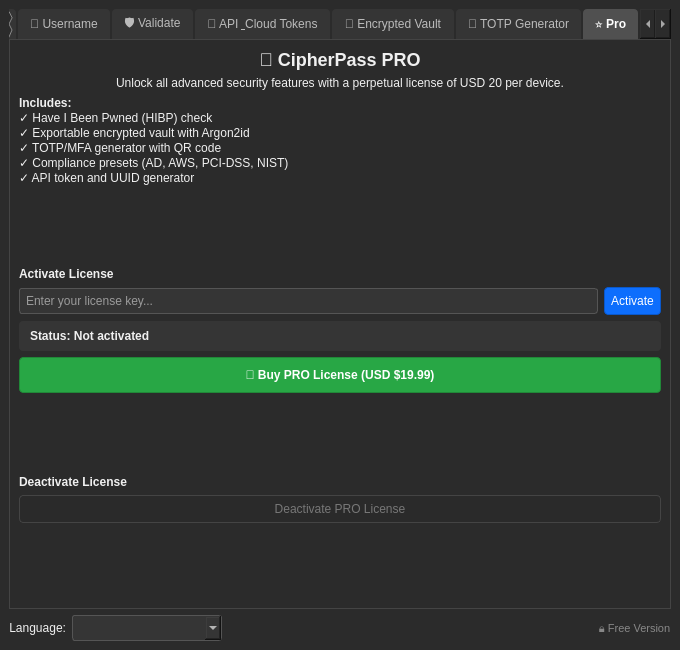
The window that ui/main_en.ui (Eduardo-ci/cipherpass_pro) describes before a commit, drawn with Qt 5.
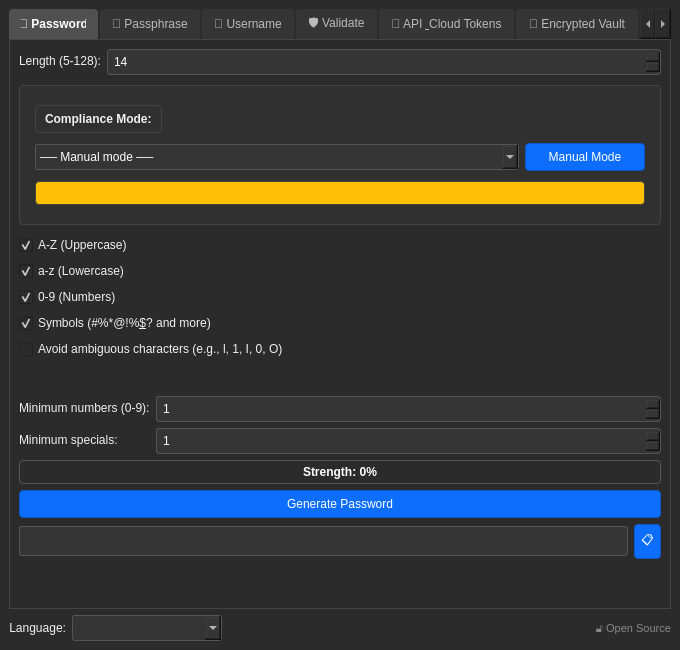
The same window after the commit. The open tabs and pages were chosen to show the change. Icons and pictures are not drawn.

Commit message:
Refactor UI files for compliance and PRO features; add contributing guidelines and license
- Removed disabled properties and PRO badges from main_es.xml and main_pt.ui to enable features.
- Updated labels to reflect open-source status instead of PRO version.
- Added CONTRIBUTING.md to guide community contributions.
- Introduced LICENSE.md with GNU AGPLv3 details.
- Created update_translations.sh script for managing translation updates.

What changed in the file:
```diff
--- a/ui/main_en.ui
+++ b/ui/main_en.ui
@@ -77,9 +77,6 @@
         </item>
         <item>
          <widget class="QFrame" name="frame_compliance">
-          <property name="enabled">
-           <bool>false</bool>
-          </property>
           <property name="styleSheet">
            <string notr="true">QFrame { background-color: #303030; border: 1px solid #444; border-radius: 4px; padding: 6px; margin-top: 4px; margin-bottom: 4px; }</string>
           </property>
@@ -99,16 +96,6 @@
                </property>
               </widget>
              </item>
-             <item>
-              <widget class="QLabel" name="label_compliance_pro_badge">
-               <property name="styleSheet">
-                <string notr="true">background-color: #0d6efd; color: #fff; padding: 2px 6px; border-radius: 3px; font-size: 10px; font-weight: bold;</string>
-               </property>
-               <property name="text">
-                <string>PRO</string>
-               </property>
-              </widget>
-             </item>
              <item>
               <spacer name="horizontalSpacer_compliance">
                <property name="orientation">
@@ -128,9 +115,6 @@
             <layout class="QHBoxLayout" name="horizontalLayout_compliance_controls">
              <item>
               <widget class="QComboBox" name="comboBox_compliance">
-               <property name="enabled">
-                <bool>false</bool>
-               </property>
                <item>
                 <property name="text">
                  <string>── Manual mode ──</string>
@@ -160,9 +144,6 @@
              </item>
              <item>
               <widget class="QPushButton" name="btn_manual_mode">
-               <property name="enabled">
-                <bool>false</bool>
-               </property>
                <property name="maximumSize">
                 <size>
                  <width>120</width>
@@ -702,9 +683,6 @@
         </item>
         <item>
          <widget class="QFrame" name="frame_hibp">
-          <property name="enabled">
-           <bool>false</bool>
-          </property>
           <property name="styleSheet">
            <string notr="true">QFrame { background-color: #303030; border: 1px solid #444; border-radius: 4px; padding: 8px; margin-top: 4px; margin-bottom: 4px; }</string>
           </property>
@@ -719,24 +697,11 @@
             <layout class="QHBoxLayout" name="horizontalLayout_hibp_header">
              <item>
               <widget class="QCheckBox" name="checkBox_hibp">
-               <property name="enabled">
-                <bool>false</bool>
-               </property>
                <property name="text">
                 <string>🔒 Check in Have I Been Pwned</string>
                </property>
               </widget>
              </item>
-             <item>
-              <widget class="QLabel" name="label_hibp_pro">
-               <property name="styleSheet">
-                <string notr="true">background-color: #0d6efd; color: #fff; padding: 2px 6px; border-radius: 3px; font-size: 10px; font-weight: bold;</string>
-               </property>
-               <property name="text">
-                <string>PRO</string>
-               </property>
-              </widget>
-             </item>
              <item>
               <spacer name="horizontalSpacer_hibp">
                <property name="orientation">
@@ -756,9 +721,6 @@
             <layout class="QHBoxLayout" name="horizontalLayout_hibp_controls">
              <item>
               <widget class="QPushButton" name="btn_hibp_check">
-               <property name="enabled">
-                <bool>false</bool>
-               </property>
                <property name="cursor">
                 <cursorShape>PointingHandCursor</cursorShape>
                </property>
@@ -869,23 +831,10 @@
        <zorder>label_validar_mensaje</zorder>
       </widget>
       <widget class="QWidget" name="tab_tokens">
-       <property name="enabled">
-        <bool>false</bool>
-       </property>
        <attribute name="title">
         <string>🔐 API &amp; Cloud Tokens</string>
        </attribute>
        <layout class="QVBoxLayout" name="verticalLayout_tokens">
-        <item>
-         <widget class="QLabel" name="label_tokens_pro">
-          <property name="styleSheet">
-           <string notr="true">background-color: #0d6efd; color: #fff; padding: 6px 12px; border-radius: 4px; font-weight: bold;</string>
-          </property>
-          <property name="text">
-           <string>🔒 PRO Feature</string>
-          </property>
-         </widget>
-        </item>
         <item>
          <widget class="QLabel" name="label_tokens_info">
           <property name="text">
@@ -1011,23 +960,10 @@
        </layout>
       </widget>
       <widget class="QWidget" name="tab_vault">
-       <property name="enabled">
-        <bool>false</bool>
-       </property>
        <attribute name="title">
         <string>🔐 Encrypted Vault</string>
        </attribute>
        <layout class="QVBoxLayout" name="verticalLayout_vault">
-        <item>
-         <widget class="QLabel" name="label_vault_pro">
-          <property name="styleSheet">
-           <string notr="true">background-color: #0d6efd; color: #fff; padding: 6px 12px; border-radius: 4px; font-weight: bold;</string>
-          </property>
-          <property name="text">
-           <string>🔒 PRO Feature</string>
-          </property>
-         </widget>
-        </item>
         <item>
          <widget class="QLabel" name="label_vault_info">
           <property name="text">
@@ -1202,23 +1138,10 @@
        </layout>
       </widget>
       <widget class="QWidget" name="tab_totp">
-       <property name="enabled">
-        <bool>false</bool>
-       </property>
        <attribute name="title">
         <string>📱 TOTP Generator</string>
        </attribute>
        <layout class="QVBoxLayout" name="verticalLayout_totp">
-        <item>
-         <widget class="QLabel" name="label_totp_pro">
-          <property name="styleSheet">
-           <string notr="true">background-color: #0d6efd; color: #fff; padding: 6px 12px; border-radius: 4px; font-weight: bold;</string>
-          </property>
-          <property name="text">
-           <string>🔒 PRO Feature</string>
-          </property>
-         </widget>
-        </item>
         <item>
          <widget class="QLabel" name="label_totp_info">
           <property name="text">
@@ -1389,161 +1312,6 @@
         </item>
        </layout>
       </widget>
-      <widget class="QWidget" name="tab_pro">
-       <attribute name="title">
-        <string>⭐ Pro</string>
-       </attribute>
-       <layout class="QVBoxLayout" name="verticalLayout_pro">
-        <item>
-         <widget class="QLabel" name="label_pro_title">
-          <property name="text">
-           <string>&lt;h2&gt;🚀 CipherPass PRO&lt;/h2&gt;</string>
-          </property>
-          <property name="alignment">
-           <set>Qt::AlignCenter</set>
-          </property>
-         </widget>
-        </item>
-        <item>
-         <widget class="QLabel" name="label_pro_desc">
-          <property name="text">
-           <string>Unlock all advanced security features with a perpetual license of USD 20 per device.</string>
-          </property>
-          <property name="alignment">
-           <set>Qt::AlignCenter</set>
-          </property>
-          <property name="wordWrap">
-           <bool>true</bool>
-          </property>
-         </widget>
-        </item>
-        <item>
-         <widget class="QLabel" name="label_pro_features">
-          <property name="text">
-           <string>&lt;b&gt;Includes:&lt;/b&gt;&lt;br/&gt;
-✓ Have I Been Pwned (HIBP) check&lt;br/&gt;
-✓ Exportable encrypted vault with Argon2id&lt;br/&gt;
-✓ TOTP/MFA generator with QR code&lt;br/&gt;
-✓ Compliance presets (AD, AWS, PCI-DSS, NIST)&lt;br/&gt;
-✓ API token and UUID generator</string>
-          </property>
-          <property name="wordWrap">
-           <bool>true</bool>
-          </property>
-         </widget>
-        </item>
-        <item>
-         <spacer name="spacer_p1">
-          <property name="orientation">
-           <enum>Qt::Vertical</enum>
-          </property>
-          <property name="sizeHint" stdset="0">
-           <size>
-            <width>20</width>
-            <height>20</height>
-           </size>
-          </property>
-         </spacer>
-        </item>
-        <item>
-         <widget class="QLabel" name="label_activate">
-          <property name="text">
-           <string>&lt;b&gt;Activate License&lt;/b&gt;</string>
-          </property>
-         </widget>
-        </item>
-        <item>
-         <layout class="QHBoxLayout" name="horizontalLayout_license_input">
-          <item>
-           <widget class="QLineEdit" name="lineEdit_license_key">
-            <property name="placeholderText">
-             <string>Enter your license key...</string>
-            </property>
-           </widget>
-          </item>
-          <item>
-           <widget class="QPushButton" name="btn_activate_license">
-            <property name="cursor">
-             <cursorShape>PointingHandCursor</cursorShape>
-            </property>
-            <property name="text">
-             <string>Activate</string>
-            </property>
-           </widget>
-          </item>
-         </layout>
-        </item>
-        <item>
-         <widget class="QLabel" name="label_license_status">
-          <property name="styleSheet">
-           <string notr="true">font-weight: bold; padding: 8px; background-color: #353535; border-radius: 4px;</string>
-          </property>
-          <property name="text">
-           <string>Status: Not activated</string>
-          </property>
-         </widget>
-        </item>
-        <item>
-         <widget class="QPushButton" name="btn_buy_license">
-          <property name="cursor">
-           <cursorShape>PointingHandCursor</cursorShape>
-          </property>
-          <property name="styleSheet">
-           <string notr="true">background-color: #28a745; border: 1px solid #218838; font-weight: bold; padding: 10px;</string>
-          </property>
-          <property name="text">
-           <string>🛒 Buy PRO License (USD $19.99)</string>
-          </property>
-         </widget>
-        </item>
-        <item>
-         <spacer name="spacer_p2">
-          <property name="orientation">
-           <enum>Qt::Vertical</enum>
-          </property>
-          <property name="sizeHint" stdset="0">
-           <size>
-            <width>20</width>
-            <height>20</height>
-           </size>
-          </property>
-         </spacer>
-        </item>
-        <item>
-         <widget class="QLabel" name="label_deactivate">
-          <property name="text">
-           <string>&lt;b&gt;Deactivate License&lt;/b&gt;</string>
-          </property>
-         </widget>
-        </item>
-        <item>
-         <widget class="QPushButton" name="btn_deactivate_license">
-          <property name="enabled">
-           <bool>false</bool>
-          </property>
-          <property name="cursor">
-           <cursorShape>PointingHandCursor</cursorShape>
-          </property>
-          <property name="text">
-           <string>Deactivate PRO License</string>
-          </property>
-         </widget>
-        </item>
-        <item>
-         <spacer name="spacer_p3">
-          <property name="orientation">
-           <enum>Qt::Vertical</enum>
-          </property>
-          <property name="sizeHint" stdset="0">
-           <size>
-            <width>20</width>
-            <height>40</height>
-           </size>
-          </property>
-         </spacer>
-        </item>
-       </layout>
-      </widget>
      </widget>
     </item>
     <item>
@@ -1586,14 +1354,11 @@
       </item>
       <item>
        <widget class="QLabel" name="label_licencia">
-        <property name="toolTip">
-         <string>Go to the ⭐ Pro tab to activate your license</string>
-        </property>
         <property name="styleSheet">
          <string notr="true">color: #888; font-size: 11px;</string>
         </property>
         <property name="text">
-         <string>🔒 Free Version</string>
+         <string>🔓 Open Source</string>
         </property>
        </widget>
       </item>
```
The commit also changes 12 other files.
